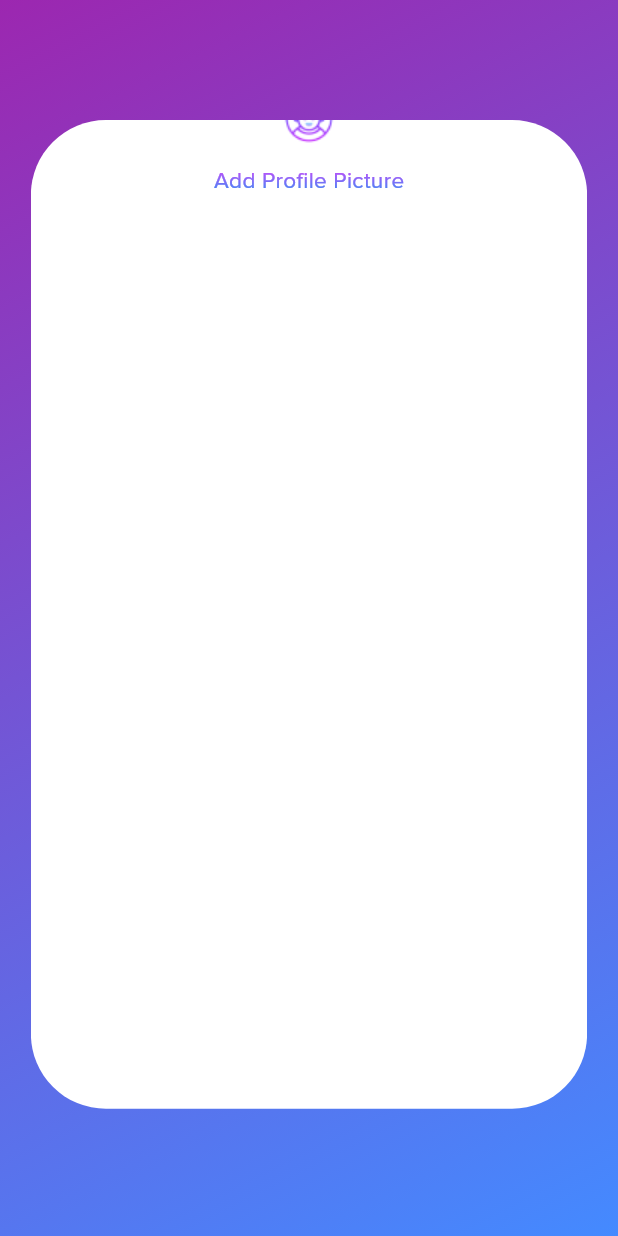
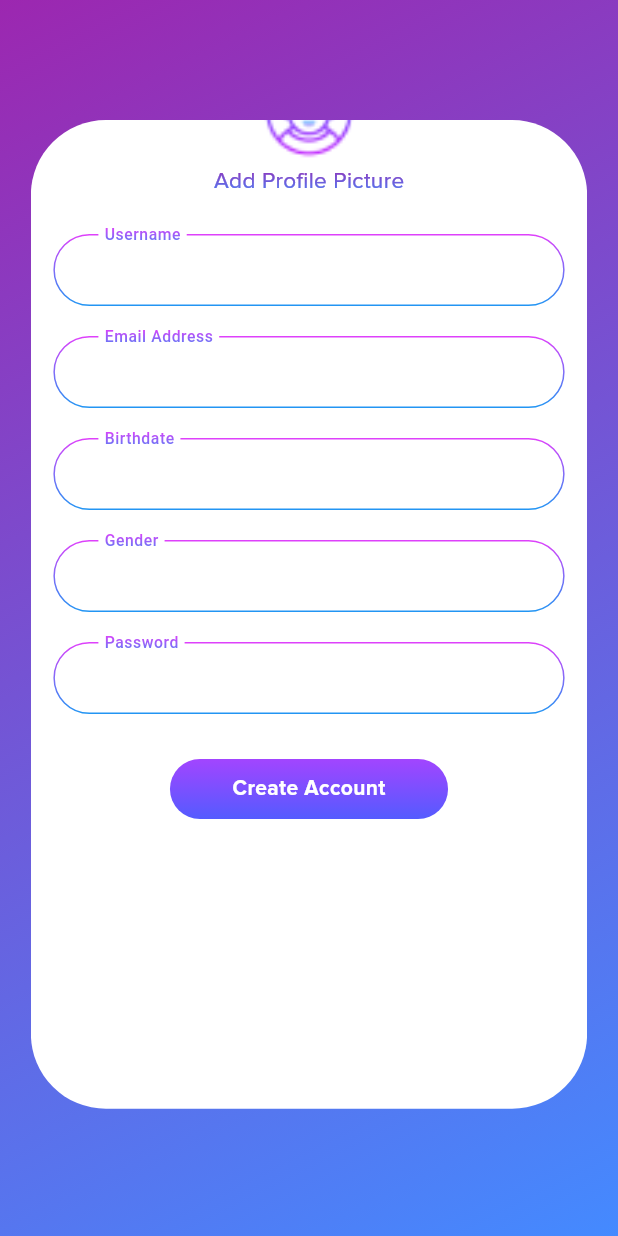
Before and after one commit to huzaifaa786/star_maker, a Flutter app: the screen it shows after launch, on a phone screen of 412 x 824 dp. Run offline on Flutter 3.47's test engine with Material 3 defaults, Android fonts, the light colour scheme and no system bars; our stand-ins replace cached_network_image, dio, flutter_cache_manager, flutter_svg, gap, gradient_borders and 2 more; missing offline and left inert: encrypt, flutter_lyric, zego_express_engine, zego_uikit, zego_zim; accounts and stored records are empty; Roboto replaces fonts that are missing (Poppins); project files that could hold a hidden picture were left out.

Commit message:
hafiz bismil

```diff
--- a/lib/utils/colors.dart
+++ b/lib/utils/colors.dart
@@ -3,3 +3,4 @@
 const white = Colors.white;
 
 const blueAccent = Colors.blueAccent;
+const fullWhiteColor = Color(4294967295);
--- /dev/null
+++ b/lib/views/Karaoke/component/button.dart
@@ -0,0 +1,44 @@
+// ignore_for_file: prefer_const_constructors, prefer_const_literals_to_create_immutables
+
+import 'package:flutter/material.dart';
+
+import 'package:star_maker/utils/colors.dart';
+
+class CustomeButton extends StatelessWidget {
+  const CustomeButton({
+    super.key,
+    @required this.title,
+    this.buttonWidth=0.45,
+    @required this.onPressed,
+  });
+  final title;
+  final buttonWidth;
+  final onPressed;
+  @override
+  Widget build(BuildContext context) {
+    return Container(
+      width: MediaQuery.of(context).size.width * buttonWidth,
+      height: 40,
+      decoration: ShapeDecoration(
+        gradient: LinearGradient(
+          begin: Alignment(0.00, -1.00),
+          end: Alignment(0, 1),
+          colors: [Color(4288824831), Color(4283718655)],
+        ),
+        shape: RoundedRectangleBorder(
+          borderRadius: BorderRadius.circular(50),
+        ),
+      ),
+      child: Center(
+        child: Text(
+          title,
+          style: TextStyle(
+            color: white,
+            fontSize: 14,
+            fontWeight: FontWeight.w700,
+          ),
+        ),
+      ),
+    );
+  }
+}
--- /dev/null
+++ b/lib/views/Karaoke/component/main_input.dart
@@ -0,0 +1,89 @@
+// ignore_for_file: use_full_hex_values_for_flutter_colors, prefer_const_constructors, prefer_const_literals_to_create_immutables, prefer_typing_uninitialized_variables
+
+import 'package:flutter/material.dart';
+
+import 'package:gradient_borders/gradient_borders.dart';
+
+class InputField extends StatelessWidget {
+  const InputField({
+    Key? key,
+    this.controller,
+    // this.hint,
+    this.obscure = false,
+    this.maxlines = 1,
+    this.readOnly = false,
+    this.lable,
+    this.validator,
+    this.autovalidateMode,
+    this.type = TextInputType.text,
+  }) : super(key: key);
+
+  final controller;
+  final validator;
+  final obscure;
+  //final hint;
+  final type;
+  final lable;
+  final autovalidateMode;
+  final maxlines;
+  final readOnly;
+
+  @override
+  Widget build(BuildContext context) {
+    return Container(
+        padding: const EdgeInsets.only(top: 15, left: 0, right: 0),
+
+        child: TextFormField(
+            readOnly: readOnly,
+            maxLines: maxlines,
+            obscureText: obscure,
+            controller: controller,
+            validator: validator,
+            //initialValue: 'Initial text here',
+
+            // autovalidateMode: autovalidateMode ??
+            //     (validator == true.obs
+            //         ? AutovalidateMode.always
+            //         : AutovalidateMode.onUserInteraction),
+            style: TextStyle(color: Colors.black),
+            keyboardType: type,
+            decoration: InputDecoration(
+                contentPadding:
+                    EdgeInsets.symmetric( horizontal: 30),
+                // contentPadding: EdgeInsets.zero,
+
+                floatingLabelBehavior: FloatingLabelBehavior.always,
+
+                fillColor: Colors.white,
+                border: GradientOutlineInputBorder(
+                  borderRadius: BorderRadius.circular(30),
+                  gradient: const LinearGradient(
+                      begin: Alignment.topLeft,
+                      end: Alignment.bottomLeft,
+                      colors: [Colors.purpleAccent, Colors.blue]),
+                  width: 1,
+                ),
+                hoverColor: Colors.grey,
+                focusColor: Colors.grey,
+                labelText: lable,
+                //hintText: hint,
+                labelStyle: TextStyle(
+
+                    fontFamily: 'Poppins',
+                    fontWeight: FontWeight.w500,
+                    fontSize: 14,
+                    foreground: Paint()
+
+                      ..shader = LinearGradient(
+
+                              begin: Alignment.topLeft,
+                              end: Alignment.bottomLeft,
+                              colors: [Colors.purpleAccent, Colors.blue])
+
+                          .createShader(Rect.fromLTWH(0, 0, 200, 20),
+
+                          ))
+
+                          )));
+  }
+}
--- a/lib/views/auth/signup_view.dart
+++ b/lib/views/auth/signup_view.dart
@@ -2,7 +2,10 @@
 import 'package:flutter_svg/flutter_svg.dart';
 import 'package:star_maker/utils/colors.dart';
 import 'package:gap/gap.dart';
+import 'package:star_maker/views/Karaoke/component/button.dart';
+import 'package:star_maker/views/Karaoke/component/main_input.dart';
 import 'package:star_maker/views/karaoke/component/gradient_text.dart';
+import 'package:star_maker/widgets/buttons/main_button.dart';
 
 class SignupView extends StatefulWidget {
   const SignupView({super.key});
@@ -32,6 +35,7 @@
               Stack(
                 children: [
                   Container(
+                    padding: EdgeInsets.only(left: 15,right: 15),
                     height: MediaQuery.of(context).size.height * 0.80,
                     width: MediaQuery.of(context).size.width * 0.90,
                     decoration: BoxDecoration(
@@ -48,21 +52,32 @@
                             GradientTextStatic('Add Profile Picture',
                                 style: TextStyle(
                                     fontSize: 15, fontWeight: FontWeight.w400),
-                                colors: [Colors.purpleAccent, Colors.blue]),
+                                colors: [Colors.purple, Colors.blueAccent]),
                           ],
                         ),
-
+                        Gap(10),
+                       InputField(lable: 'Username',),
+                       Gap(5),
+                       InputField(lable: 'Email Address',),
+                       Gap(5),
+                       InputField(lable: 'Birthdate',),
+                       Gap(5),
+                       InputField(lable: 'Gender',),
+                       Gap(5),
+                       InputField(lable: 'Password',obscure: true,),
+                       Gap(30),
+                       CustomeButton(title: 'Create Account', onPressed: (){}),
                       ],
                     ),
                   ),
                   Positioned(
                     // bottom: 470,
-                    top: -20,
+                    top: -40,
                     left: 0,
                     right: 0,
                     child: Center(
                       child: Image.asset(
-                        'assets/images/User.png',
+                        'assets/images/User.png',height: 70,width: 70,
                         scale: 1.0,
                         fit: BoxFit.contain,
                       ),
```
